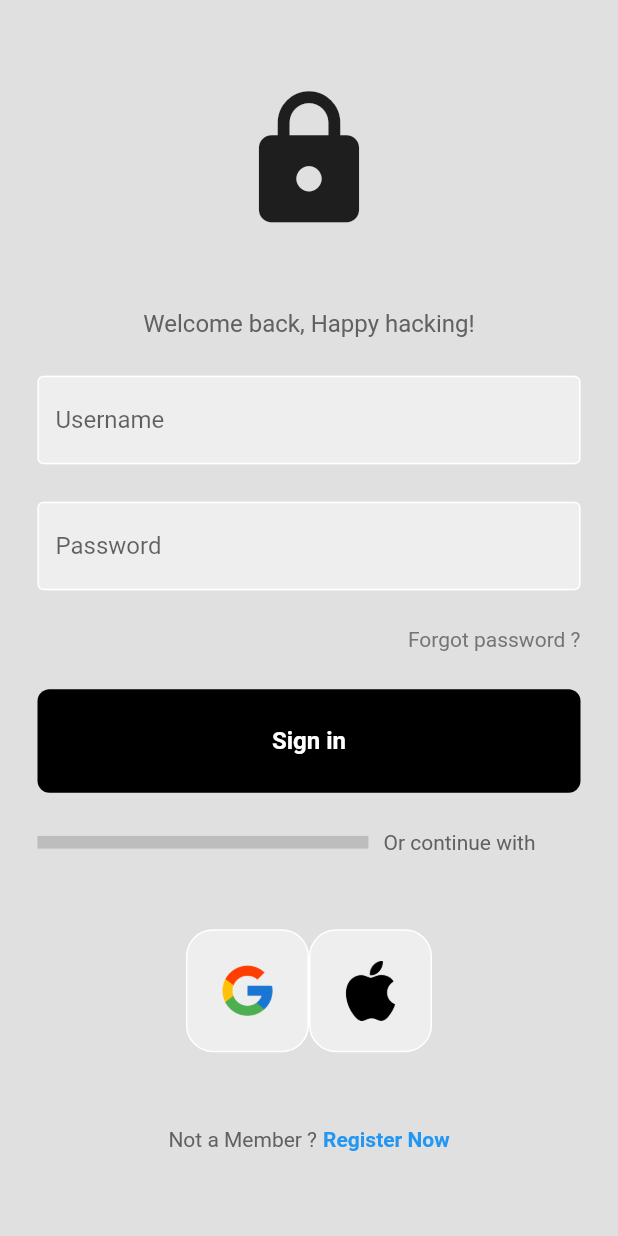
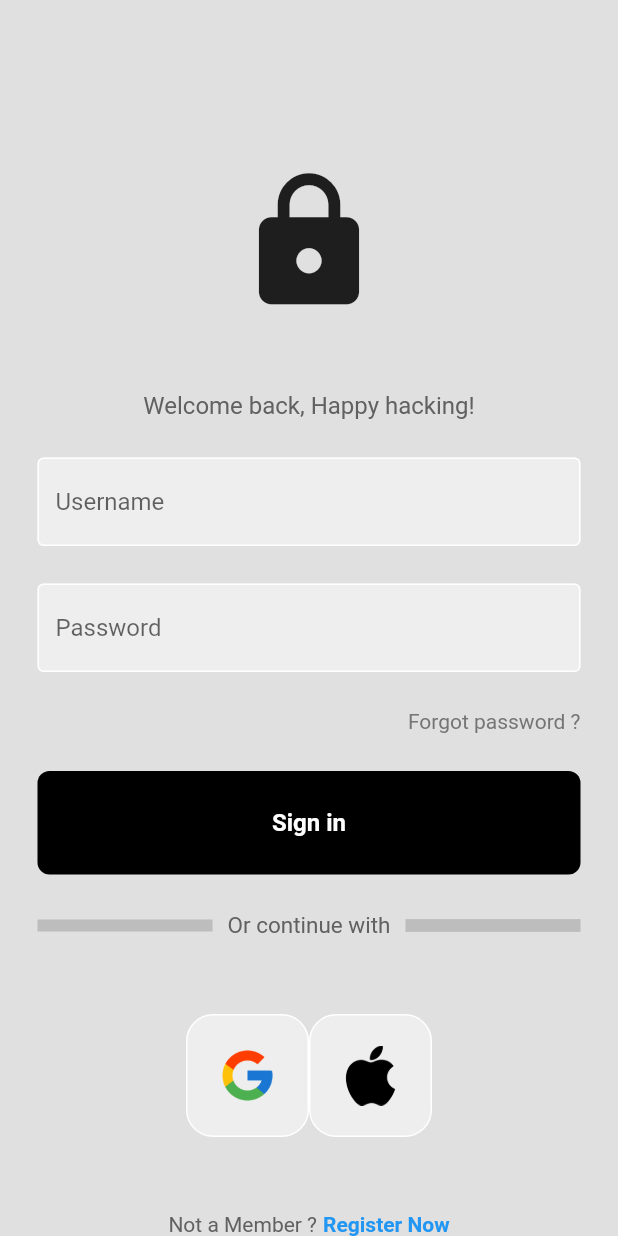
Before and after one commit to leagueliine/flutterLoginView, a Flutter app: the screen it shows after launch, on a phone screen of 412 x 824 dp. Run offline on Flutter 3.47's test engine with Material 2 defaults, Android fonts, the phone set to English and light mode, and no system bars; our stand-ins replace get.

Commit message:
fixed overflowed

```diff
--- a/lib/main.dart
+++ b/lib/main.dart
@@ -20,11 +20,12 @@ class MyApp extends StatelessWidget {
     return MaterialApp(
       debugShowCheckedModeBanner: false,
       home: Scaffold(
+        resizeToAvoidBottomInset: false,
         backgroundColor: Colors.grey[300],
         body: SafeArea(
           child: Center(
             child: Column(
-              mainAxisAlignment: MainAxisAlignment.center,
+              mainAxisAlignment: MainAxisAlignment.end,
               children: [
                 //logo
                 const Icon(
@@ -89,33 +90,36 @@ class MyApp extends StatelessWidget {
                 ),
                 Padding(
                   padding: const EdgeInsets.symmetric(horizontal: 25.0),
-                  child: Row(
+                  child: Stack(
+                    children: [
+                      Row(
                         mainAxisAlignment: MainAxisAlignment.center,
                         children: [
+                          Expanded(
+                            child: Divider(
+                              thickness: 8,
+                              color: Colors.grey[400],
+                            ),
+                          ),
+                          Padding(
+                            padding:
+                                const EdgeInsets.symmetric(horizontal: 10.0),
+                            child: Text(
+                              "Or continue with",
+                              style: TextStyle(
+                                color: Colors.grey[700],
+                                fontSize: 15,
+                              ),
+                            ),
+                          ),
                           Expanded(
                             child: Divider(
                               thickness: 8.5,
                               color: Colors.grey[400],
                             ),
                           ),
-                      Padding(
-                        padding: const EdgeInsets.symmetric(horizontal: 10.0),
-                        child: Text(
-                          "Or continue with",
-                          style: TextStyle(
-                            color: Colors.grey[700],
+                        ],
                       ),
-                        ),
-                      ),
-                      Padding(
-                        padding: const EdgeInsets.symmetric(horizontal: 10.0),
-                        child: Expanded(
-                          child: Divider(
-                            thickness: 8.5,
-                            color: Colors.grey[400],
-                          ),
-                        ),
-                      )
                     ],
                   ),
                 ),
```
Lines whose indentation alone changed are shown as unchanged.
